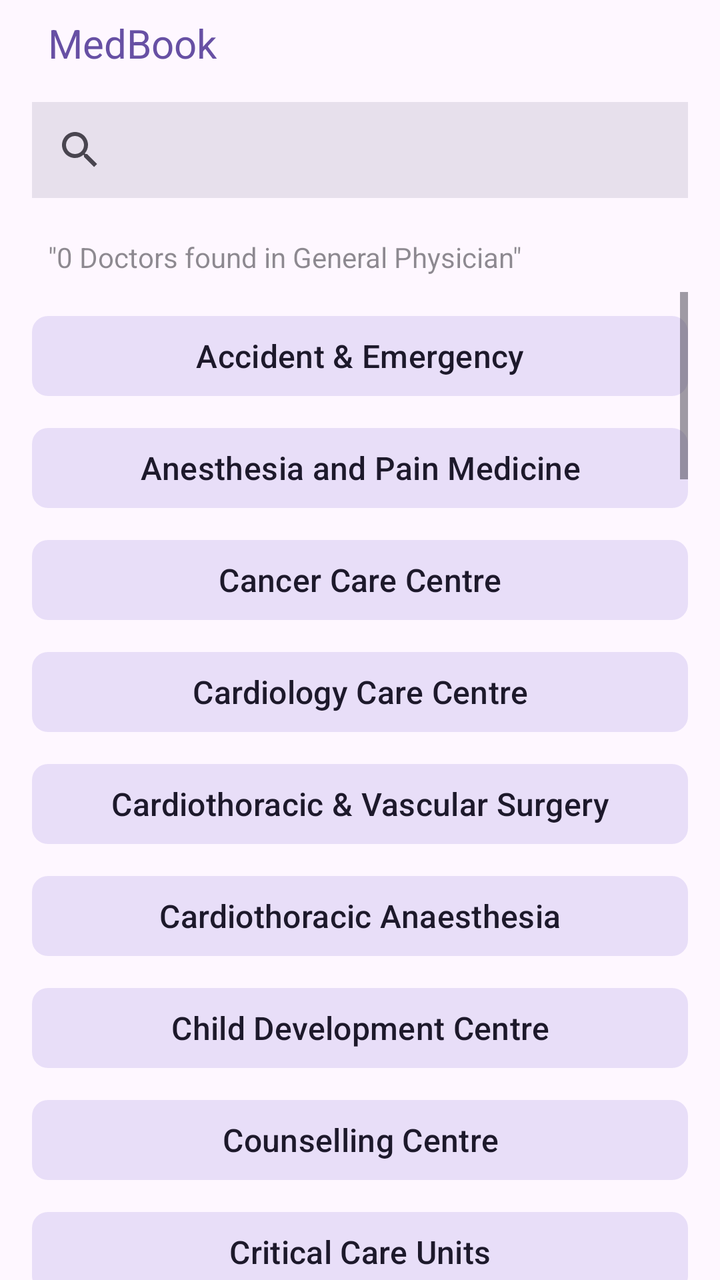
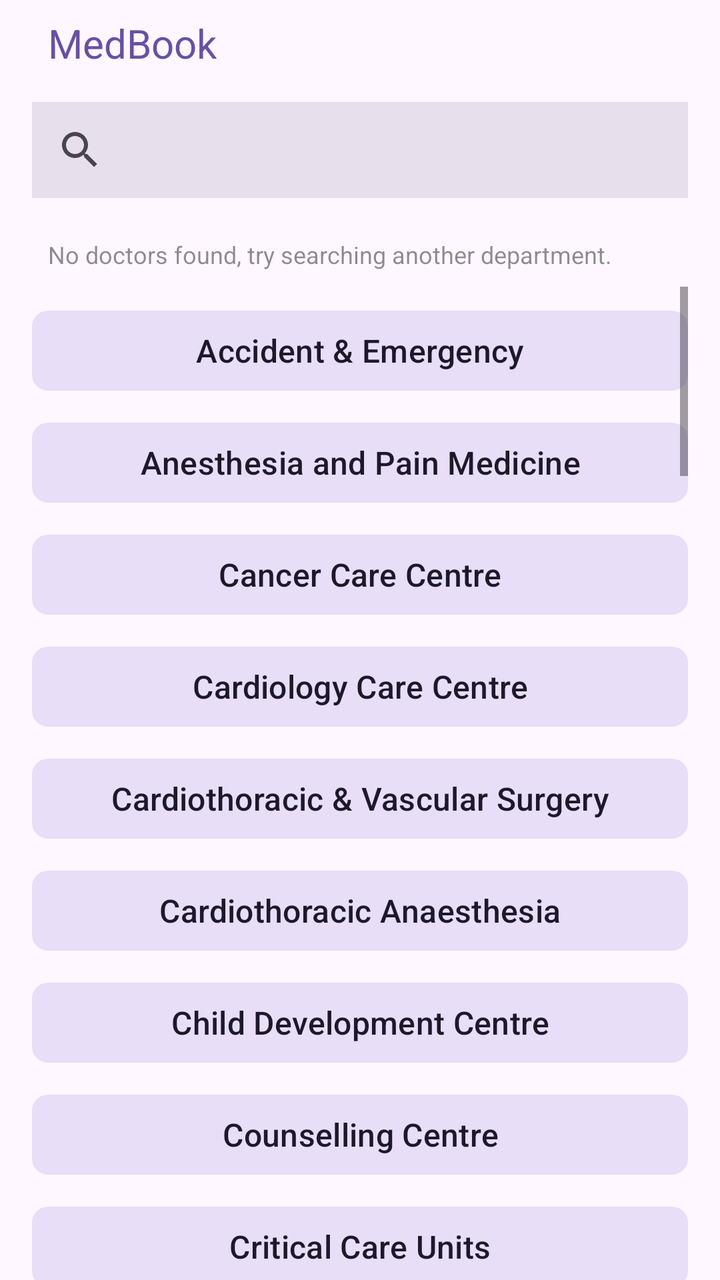

Screens rendered from an Android XML layout before and after an edit, with the pre-edit source and the edit as a unified diff.
<!-- AndroidManifest.xml: application theme AppTheme -->
<!-- res/layout/home.xml -->
<LinearLayout
	xmlns:android="http://schemas.android.com/apk/res/android"
	xmlns:app="http://schemas.android.com/apk/res-auto"
	xmlns:tools="http://schemas.android.com/tools"
	android:layout_width="match_parent"
	android:layout_height="match_parent"
	android:orientation="vertical">
	<LinearLayout
		android:id="@+id/linear_bg_home"
		android:layout_width="match_parent"
		android:layout_height="match_parent"
		android:paddingLeft="16dp"
		android:paddingRight="16dp"
		android:background="?colorSurface"
		android:orientation="vertical">
		<TextView
			android:id="@+id/medbook_logo"
			android:layout_width="wrap_content"
			android:layout_height="wrap_content"
			android:layout_marginBottom="8dp"
			android:padding="8dp"
			android:text="@string/app_name"
			android:textSize="20sp"
			android:textColor="?colorPrimary" />
		<SearchView
			android:id="@+id/search_docs"
			android:layout_width="match_parent"
			android:layout_height="wrap_content"
			android:background="?colorSurfaceVariant" />
		<TextView
			android:id="@+id/search_result_subtitle"
			android:layout_width="wrap_content"
			android:layout_height="wrap_content"
			android:layout_marginTop="12dp"
			android:padding="8dp"
			android:text="&quot;0 Doctors found in General Physician&quot;"
			android:textSize="14sp"
			android:textColor="?colorOnSurface"
			android:alpha="0.5" />
		<ScrollView
			android:id="@+id/vscroll_specialty"
			android:layout_width="match_parent"
			android:layout_height="match_parent">
			<LinearLayout
				android:id="@+id/linear_specialty"
				android:layout_width="match_parent"
				android:layout_height="wrap_content"
				android:orientation="vertical">
				<com.google.android.material.button.MaterialButton
					android:id="@+id/accident_and_emegerency"
					android:layout_width="match_parent"
					android:layout_height="wrap_content"
					android:layout_marginTop="8dp"
					android:padding="8dp"
					app:backgroundTint="?colorSecondaryContainer"
					android:gravity="center_horizontal|center_vertical"
					android:text="Accident &amp; Emergency"
					android:textSize="16sp"
					android:textColor="?colorOnSecondaryContainer"
					app:cornerRadius="8dp" />
				<com.google.android.material.button.MaterialButton
					android:id="@+id/anesthesia_and_pain_medicine"
					android:layout_width="match_parent"
					android:layout_height="wrap_content"
					android:layout_marginTop="8dp"
					android:padding="8dp"
					app:backgroundTint="?colorSecondaryContainer"
					android:gravity="center_horizontal|center_vertical"
					android:text="Anesthesia and Pain Medicine"
					android:textSize="16sp"
					android:textColor="?colorOnSecondaryContainer"
					app:cornerRadius="8dp" />
				<com.google.android.material.button.MaterialButton
					android:id="@+id/cancer_care_centre"
					android:layout_width="match_parent"
					android:layout_height="wrap_content"
					android:layout_marginTop="8dp"
					android:padding="8dp"
					app:backgroundTint="?colorSecondaryContainer"
					android:gravity="center_horizontal|center_vertical"
					android:text="Cancer Care Centre"
					android:textSize="16sp"
					android:textColor="?colorOnSecondaryContainer"
					app:cornerRadius="8dp" />
				<com.google.android.material.button.MaterialButton
					android:id="@+id/cardiology_care_centre"
					android:layout_width="match_parent"
					android:layout_height="wrap_content"
					android:layout_marginTop="8dp"
					android:padding="8dp"
					app:backgroundTint="?colorSecondaryContainer"
					android:gravity="center_horizontal|center_vertical"
					android:text="Cardiology Care Centre"
					android:textSize="16sp"
					android:textColor="?colorOnSecondaryContainer"
					app:cornerRadius="8dp" />
				<com.google.android.material.button.MaterialButton
					android:id="@+id/cardiothoracic_and_vascular_surgery"
					android:layout_width="match_parent"
					android:layout_height="wrap_content"
					android:layout_marginTop="8dp"
					android:padding="8dp"
					app:backgroundTint="?colorSecondaryContainer"
					android:gravity="center_horizontal|center_vertical"
					android:text="Cardiothoracic &amp; Vascular Surgery"
					android:textSize="16sp"
					android:textColor="?colorOnSecondaryContainer"
					app:cornerRadius="8dp" />
				<com.google.android.material.button.MaterialButton
					android:id="@+id/cardiothoracic_anaesthesia"
					android:layout_width="match_parent"
					android:layout_height="wrap_content"
					android:layout_marginTop="8dp"
					android:padding="8dp"
					app:backgroundTint="?colorSecondaryContainer"
					android:gravity="center_horizontal|center_vertical"
					android:text="Cardiothoracic Anaesthesia"
					android:textSize="16sp"
					android:textColor="?colorOnSecondaryContainer"
					app:cornerRadius="8dp" />
				<com.google.android.material.button.MaterialButton
					android:id="@+id/child_development_centre"
					android:layout_width="match_parent"
					android:layout_height="wrap_content"
					android:layout_marginTop="8dp"
					android:padding="8dp"
					app:backgroundTint="?colorSecondaryContainer"
					android:gravity="center_horizontal|center_vertical"
					android:text="Child Development Centre"
					android:textSize="16sp"
					android:textColor="?colorOnSecondaryContainer"
					app:cornerRadius="8dp" />
				<com.google.android.material.button.MaterialButton
					android:id="@+id/counselling_centre"
					android:layout_width="match_parent"
					android:layout_height="wrap_content"
					android:layout_marginTop="8dp"
					android:padding="8dp"
					app:backgroundTint="?colorSecondaryContainer"
					android:gravity="center_horizontal|center_vertical"
					android:text="Counselling Centre"
					android:textSize="16sp"
					android:textColor="?colorOnSecondaryContainer"
					app:cornerRadius="8dp" />
				<com.google.android.material.button.MaterialButton
					android:id="@+id/critical_care_units"
					android:layout_width="match_parent"
					android:layout_height="wrap_content"
					android:layout_marginTop="8dp"
					android:padding="8dp"
					app:backgroundTint="?colorSecondaryContainer"
					android:gravity="center_horizontal|center_vertical"
					android:text="Critical Care Units"
					android:textSize="16sp"
					android:textColor="?colorOnSecondaryContainer"
					app:cornerRadius="8dp" />
				<com.google.android.material.button.MaterialButton
					android:id="@+id/dental_and_maxillofacial_surgery"
					android:layout_width="match_parent"
					android:layout_height="wrap_content"
					android:layout_marginTop="8dp"
					android:padding="8dp"
					app:backgroundTint="?colorSecondaryContainer"
					android:gravity="center_horizontal|center_vertical"
					android:text="Dental &amp; Maxillofacial Surgery"
					android:textSize="16sp"
					android:textColor="?colorOnSecondaryContainer"
					app:cornerRadius="8dp" />
				<com.google.android.material.button.MaterialButton
					android:id="@+id/dermatology_and_venereology"
					android:layout_width="match_parent"
					android:layout_height="wrap_content"
					android:layout_marginTop="8dp"
					android:padding="8dp"
					app:backgroundTint="?colorSecondaryContainer"
					android:gravity="center_horizontal|center_vertical"
					android:text="Dermatology &amp; Venereology"
					android:textSize="16sp"
					android:textColor="?colorOnSecondaryContainer"
					app:cornerRadius="8dp" />
				<com.google.android.material.button.MaterialButton
					android:id="@+id/diabetology_and_endocrinology"
					android:layout_width="match_parent"
					android:layout_height="wrap_content"
					android:layout_marginTop="8dp"
					android:padding="8dp"
					app:backgroundTint="?colorSecondaryContainer"
					android:gravity="center_horizontal|center_vertical"
					android:text="Diabetology &amp; Endocrinology"
					android:textSize="16sp"
					android:textColor="?colorOnSecondaryContainer"
					app:cornerRadius="8dp" />
				<com.google.android.material.button.MaterialButton
					android:id="@+id/diagnostic_and_interventional_radiology"
					android:layout_width="match_parent"
					android:layout_height="wrap_content"
					android:layout_marginTop="8dp"
					android:padding="8dp"
					app:backgroundTint="?colorSecondaryContainer"
					android:gravity="center_horizontal|center_vertical"
					android:text="Diagnostic &amp; Interventional Radiology"
					android:textSize="16sp"
					android:textColor="?colorOnSecondaryContainer"
					app:cornerRadius="8dp" />
				<com.google.android.material.button.MaterialButton
					android:id="@+id/dietetics_and_nutrition"
					android:layout_width="match_parent"
					android:layout_height="wrap_content"
					android:layout_marginTop="8dp"
					android:padding="8dp"
					app:backgroundTint="?colorSecondaryContainer"
					android:gravity="center_horizontal|center_vertical"
					android:text="Dietetics &amp; Nutrition"
					android:textSize="16sp"
					android:textColor="?colorOnSecondaryContainer"
					app:cornerRadius="8dp" />
				<com.google.android.material.button.MaterialButton
					android:id="@+id/ENT_and_head_neck_surgery"
					android:layout_width="match_parent"
					android:layout_height="wrap_content"
					android:layout_marginTop="8dp"
					android:padding="8dp"
					app:backgroundTint="?colorSecondaryContainer"
					android:gravity="center_horizontal|center_vertical"
					android:text="ENT &amp; Head Neck Surgery"
					android:textSize="16sp"
					android:textColor="?colorOnSecondaryContainer"
					app:cornerRadius="8dp" />
				<com.google.android.material.button.MaterialButton
					android:id="@+id/fertility_centre"
					android:layout_width="match_parent"
					android:layout_height="wrap_content"
					android:layout_marginTop="8dp"
					android:padding="8dp"
					app:backgroundTint="?colorSecondaryContainer"
					android:gravity="center_horizontal|center_vertical"
					android:text="Fertility Centre"
					android:textSize="16sp"
					android:textColor="?colorOnSecondaryContainer"
					app:cornerRadius="8dp" />
				<com.google.android.material.button.MaterialButton
					android:id="@+id/gastroenterology_and_hepatology"
					android:layout_width="match_parent"
					android:layout_height="wrap_content"
					android:layout_marginTop="8dp"
					android:padding="8dp"
					app:backgroundTint="?colorSecondaryContainer"
					android:gravity="center_horizontal|center_vertical"
					android:text="Gastroenterology &amp; Hepatology"
					android:textSize="16sp"
					android:textColor="?colorOnSecondaryContainer"
					app:cornerRadius="8dp" />
				<com.google.android.material.button.MaterialButton
					android:id="@+id/general_and_laparoscopic_surgery"
					android:layout_width="match_parent"
					android:layout_height="wrap_content"
					android:layout_marginTop="8dp"
					android:padding="8dp"
					app:backgroundTint="?colorSecondaryContainer"
					android:gravity="center_horizontal|center_vertical"
					android:text="General &amp; Laparoscopic Surgery"
					android:textSize="16sp"
					android:textColor="?colorOnSecondaryContainer"
					app:cornerRadius="8dp" />
				<com.google.android.material.button.MaterialButton
					android:id="@+id/haematology_and_stem_cell_transplant"
					android:layout_width="match_parent"
					android:layout_height="wrap_content"
					android:layout_marginTop="8dp"
					android:padding="8dp"
					app:backgroundTint="?colorSecondaryContainer"
					android:gravity="center_horizontal|center_vertical"
					android:text="Haematology &amp; Stem Cell Transplant"
					android:textSize="16sp"
					android:textColor="?colorOnSecondaryContainer"
					app:cornerRadius="8dp" />
				<com.google.android.material.button.MaterialButton
					android:id="@+id/hepatobiliary_pancreatic_and_liver_transplant"
					android:layout_width="match_parent"
					android:layout_height="wrap_content"
					android:layout_marginTop="8dp"
					android:padding="8dp"
					app:backgroundTint="?colorSecondaryContainer"
					android:gravity="center_horizontal|center_vertical"
					android:text="Hepatobiliary, Pancreatic and Liver Transplant"
					android:textSize="16sp"
					android:textColor="?colorOnSecondaryContainer"
					app:cornerRadius="8dp" />
				<com.google.android.material.button.MaterialButton
					android:id="@+id/internal_medicine"
					android:layout_width="match_parent"
					android:layout_height="wrap_content"
					android:layout_marginTop="8dp"
					android:padding="8dp"
					app:backgroundTint="?colorSecondaryContainer"
					android:gravity="center_horizontal|center_vertical"
					android:text="Internal Medicine"
					android:textSize="16sp"
					android:textColor="?colorOnSecondaryContainer"
					app:cornerRadius="8dp" />
				<com.google.android.material.button.MaterialButton
					android:id="@+id/kidney_transplant_program"
					android:layout_width="match_parent"
					android:layout_height="wrap_content"
					android:layout_marginTop="8dp"
					android:padding="8dp"
					app:backgroundTint="?colorSecondaryContainer"
					android:gravity="center_horizontal|center_vertical"
					android:text="Kidney Transplant Program"
					android:textSize="16sp"
					android:textColor="?colorOnSecondaryContainer"
					app:cornerRadius="8dp" />
				<com.google.android.material.button.MaterialButton
					android:id="@+id/lithotripsy"
					android:layout_width="match_parent"
					android:layout_height="wrap_content"
					android:layout_marginTop="8dp"
					android:padding="8dp"
					app:backgroundTint="?colorSecondaryContainer"
					android:gravity="center_horizontal|center_vertical"
					android:text="Lithotripsy"
					android:textSize="16sp"
					android:textColor="?colorOnSecondaryContainer"
					app:cornerRadius="8dp" />
				<com.google.android.material.button.MaterialButton
					android:id="@+id/medical_oncology"
					android:layout_width="match_parent"
					android:layout_height="wrap_content"
					android:layout_marginTop="8dp"
					android:padding="8dp"
					app:backgroundTint="?colorSecondaryContainer"
					android:gravity="center_horizontal|center_vertical"
					android:text="Medical Oncology"
					android:textSize="16sp"
					android:textColor="?colorOnSecondaryContainer"
					app:cornerRadius="8dp" />
				<com.google.android.material.button.MaterialButton
					android:id="@+id/neonatology"
					android:layout_width="match_parent"
					android:layout_height="wrap_content"
					android:layout_marginTop="8dp"
					android:padding="8dp"
					app:backgroundTint="?colorSecondaryContainer"
					android:gravity="center_horizontal|center_vertical"
					android:text="Neonatology"
					android:textSize="16sp"
					android:textColor="?colorOnSecondaryContainer"
					app:cornerRadius="8dp" />
				<com.google.android.material.button.MaterialButton
					android:id="@+id/nephrology"
					android:layout_width="match_parent"
					android:layout_height="wrap_content"
					android:layout_marginTop="8dp"
					android:padding="8dp"
					app:backgroundTint="?colorSecondaryContainer"
					android:gravity="center_horizontal|center_vertical"
					android:text="Nephrology"
					android:textSize="16sp"
					android:textColor="?colorOnSecondaryContainer"
					app:cornerRadius="8dp" />
				<com.google.android.material.button.MaterialButton
					android:id="@+id/neurology"
					android:layout_width="match_parent"
					android:layout_height="wrap_content"
					android:layout_marginTop="8dp"
					android:padding="8dp"
					app:backgroundTint="?colorSecondaryContainer"
					android:gravity="center_horizontal|center_vertical"
					android:text="Neurology"
					android:textSize="16sp"
					android:textColor="?colorOnSecondaryContainer"
					app:cornerRadius="8dp" />
				<com.google.android.material.button.MaterialButton
					android:id="@+id/neurosurgery"
					android:layout_width="match_parent"
					android:layout_height="wrap_content"
					android:layout_marginTop="8dp"
					android:padding="8dp"
					app:backgroundTint="?colorSecondaryContainer"
					android:gravity="center_horizontal|center_vertical"
					android:text="Neurosurgery"
					android:textSize="16sp"
					android:textColor="?colorOnSecondaryContainer"
					app:cornerRadius="8dp" />
				<com.google.android.material.button.MaterialButton
					android:id="@+id/nuclear_medicine"
					android:layout_width="match_parent"
					android:layout_height="wrap_content"
					android:layout_marginTop="8dp"
					android:padding="8dp"
					app:backgroundTint="?colorSecondaryContainer"
					android:gravity="center_horizontal|center_vertical"
					android:text="Nuclear Medicine"
					android:textSize="16sp"
					android:textColor="?colorOnSecondaryContainer"
					app:cornerRadius="8dp" />
				<com.google.android.material.button.MaterialButton
					android:id="@+id/obstetrics_and_gynaecology"
					android:layout_width="match_parent"
					android:layout_height="wrap_content"
					android:layout_marginTop="8dp"
					android:padding="8dp"
					app:backgroundTint="?colorSecondaryContainer"
					android:gravity="center_horizontal|center_vertical"
					android:text="Obstetrics and Gynaecology"
					android:textSize="16sp"
					android:textColor="?colorOnSecondaryContainer"
					app:cornerRadius="8dp" />
				<com.google.android.material.button.MaterialButton
					android:id="@+id/ophthalmology"
					android:layout_width="match_parent"
					android:layout_height="wrap_content"
					android:layout_marginTop="8dp"
					android:padding="8dp"
					app:backgroundTint="?colorSecondaryContainer"
					android:gravity="center_horizontal|center_vertical"
					android:text="Ophthalmology"
					android:textSize="16sp"
					android:textColor="?colorOnSecondaryContainer"
					app:cornerRadius="8dp" />
				<com.google.android.material.button.MaterialButton
					android:id="@+id/orthopaedics"
					android:layout_width="match_parent"
					android:layout_height="wrap_content"
					android:layout_marginTop="8dp"
					android:padding="8dp"
					app:backgroundTint="?colorSecondaryContainer"
					android:gravity="center_horizontal|center_vertical"
					android:text="Orthopaedics"
					android:textSize="16sp"
					android:textColor="?colorOnSecondaryContainer"
					app:cornerRadius="8dp" />
				<com.google.android.material.button.MaterialButton
					android:id="@+id/paediatrics"
					android:layout_width="match_parent"
					android:layout_height="wrap_content"
					android:layout_marginTop="8dp"
					android:padding="8dp"
					app:backgroundTint="?colorSecondaryContainer"
					android:gravity="center_horizontal|center_vertical"
					android:text="Paediatrics"
					android:textSize="16sp"
					android:textColor="?colorOnSecondaryContainer"
					app:cornerRadius="8dp" />
				<com.google.android.material.button.MaterialButton
					android:id="@+id/paediatric_cardiology"
					android:layout_width="match_parent"
					android:layout_height="wrap_content"
					android:layout_marginTop="8dp"
					android:padding="8dp"
					app:backgroundTint="?colorSecondaryContainer"
					android:gravity="center_horizontal|center_vertical"
					android:text="Paediatric Cardiology"
					android:textSize="16sp"
					android:textColor="?colorOnSecondaryContainer"
					app:cornerRadius="8dp" />
				<com.google.android.material.button.MaterialButton
					android:id="@+id/paediatric_surgery_and_urology"
					android:layout_width="match_parent"
					android:layout_height="wrap_content"
					android:layout_marginTop="8dp"
					android:padding="8dp"
					app:backgroundTint="?colorSecondaryContainer"
					android:gravity="center_horizontal|center_vertical"
					android:text="Paediatric Surgery &amp; Urology"
					android:textSize="16sp"
					android:textColor="?colorOnSecondaryContainer"
					app:cornerRadius="8dp" />
				<com.google.android.material.button.MaterialButton
					android:id="@+id/paediatrics_and_neonatology"
					android:layout_width="match_parent"
					android:layout_height="wrap_content"
					android:layout_marginTop="8dp"
					android:padding="8dp"
					app:backgroundTint="?colorSecondaryContainer"
					android:gravity="center_horizontal|center_vertical"
					android:text="Paediatrics &amp; Neonatology"
					android:textSize="16sp"
					android:textColor="?colorOnSecondaryContainer"
					app:cornerRadius="8dp" />
				<com.google.android.material.button.MaterialButton
					android:id="@+id/physical_medicine_and_rehabilitation"
					android:layout_width="match_parent"
					android:layout_height="wrap_content"
					android:layout_marginTop="8dp"
					android:padding="8dp"
					app:backgroundTint="?colorSecondaryContainer"
					android:gravity="center_horizontal|center_vertical"
					android:text="Physical Medicine &amp; Rehabilitation"
					android:textSize="16sp"
					android:textColor="?colorOnSecondaryContainer"
					app:cornerRadius="8dp" />
				<com.google.android.material.button.MaterialButton
					android:id="@+id/plastic_reconstructive_and_cosmetic_surgery"
					android:layout_width="match_parent"
					android:layout_height="wrap_content"
					android:layout_marginTop="8dp"
					android:padding="8dp"
					app:backgroundTint="?colorSecondaryContainer"
					android:gravity="center_horizontal|center_vertical"
					android:text="Plastic, Reconstructive &amp; Cosmetic Surgery"
					android:textSize="16sp"
					android:textColor="?colorOnSecondaryContainer"
					app:cornerRadius="8dp" />
				<com.google.android.material.button.MaterialButton
					android:id="@+id/psychiatry"
					android:layout_width="match_parent"
					android:layout_height="wrap_content"
					android:layout_marginTop="8dp"
					android:padding="8dp"
					app:backgroundTint="?colorSecondaryContainer"
					android:gravity="center_horizontal|center_vertical"
					android:text="Psychiatry"
					android:textSize="16sp"
					android:textColor="?colorOnSecondaryContainer"
					app:cornerRadius="8dp" />
				<com.google.android.material.button.MaterialButton
					android:id="@+id/radiation_oncology"
					android:layout_width="match_parent"
					android:layout_height="wrap_content"
					android:layout_marginTop="8dp"
					android:padding="8dp"
					app:backgroundTint="?colorSecondaryContainer"
					android:gravity="center_horizontal|center_vertical"
					android:text="Radiation Oncology"
					android:textSize="16sp"
					android:textColor="?colorOnSecondaryContainer"
					app:cornerRadius="8dp" />
				<com.google.android.material.button.MaterialButton
					android:id="@+id/respiratory_medicine"
					android:layout_width="match_parent"
					android:layout_height="wrap_content"
					android:layout_marginTop="8dp"
					android:padding="8dp"
					app:backgroundTint="?colorSecondaryContainer"
					android:gravity="center_horizontal|center_vertical"
					android:text="Respiratory Medicine"
					android:textSize="16sp"
					android:textColor="?colorOnSecondaryContainer"
					app:cornerRadius="8dp" />
				<com.google.android.material.button.MaterialButton
					android:id="@+id/rheumatology"
					android:layout_width="match_parent"
					android:layout_height="wrap_content"
					android:layout_marginTop="8dp"
					android:padding="8dp"
					app:backgroundTint="?colorSecondaryContainer"
					android:gravity="center_horizontal|center_vertical"
					android:text="Rheumatology"
					android:textSize="16sp"
					android:textColor="?colorOnSecondaryContainer"
					app:cornerRadius="8dp" />
				<com.google.android.material.button.MaterialButton
					android:id="@+id/thoracic_surgery"
					android:layout_width="match_parent"
					android:layout_height="wrap_content"
					android:layout_marginTop="8dp"
					android:padding="8dp"
					app:backgroundTint="?colorSecondaryContainer"
					android:gravity="center_horizontal|center_vertical"
					android:text="Thoracic Surgery"
					android:textSize="16sp"
					android:textColor="?colorOnSecondaryContainer"
					app:cornerRadius="8dp" />
				<com.google.android.material.button.MaterialButton
					android:id="@+id/thyroid_and_head_neck_oncosurgery"
					android:layout_width="match_parent"
					android:layout_height="wrap_content"
					android:layout_marginTop="8dp"
					android:padding="8dp"
					app:backgroundTint="?colorSecondaryContainer"
					android:gravity="center_horizontal|center_vertical"
					android:text="Thyroid and Head-Neck Oncosurgery"
					android:textSize="16sp"
					android:textColor="?colorOnSecondaryContainer"
					app:cornerRadius="8dp" />
				<com.google.android.material.button.MaterialButton
					android:id="@+id/transfusion_medicine"
					android:layout_width="match_parent"
					android:layout_height="wrap_content"
					android:layout_marginTop="8dp"
					android:padding="8dp"
					app:backgroundTint="?colorSecondaryContainer"
					android:gravity="center_horizontal|center_vertical"
					android:text="Transfusion Medicine"
					android:textSize="16sp"
					android:textColor="?colorOnSecondaryContainer"
					app:cornerRadius="8dp" />
				<com.google.android.material.button.MaterialButton
					android:id="@+id/urology"
					android:layout_width="match_parent"
					android:layout_height="wrap_content"
					android:layout_marginTop="8dp"
					android:padding="8dp"
					app:backgroundTint="?colorSecondaryContainer"
					android:gravity="center_horizontal|center_vertical"
					android:text="Urology"
					android:textSize="16sp"
					android:textColor="?colorOnSecondaryContainer"
					app:cornerRadius="8dp" />
			</LinearLayout>
		</ScrollView>
	</LinearLayout>
</LinearLayout>
<!-- resources referenced by this layout -->
<resources>
  <string name="app_name" translatable="false">MedBook</string>
  <style name="AppTheme" parent="Theme.Material3.DayNight.NoActionBar">
  		<item name="android:statusBarColor">@android:color/transparent</item>
  		<item name="android:navigationBarColor">@android:color/transparent</item>
  		<item name="android:windowLightStatusBar">?attr/isLightTheme</item>
  	</style>
</resources>

<!-- the commit's change to res/layout/home.xml (unified diff, before → after) -->
@@ -33,8 +33,8 @@
 			android:layout_height="wrap_content"
 			android:layout_marginTop="12dp"
 			android:padding="8dp"
-			android:text="&quot;0 Doctors found in General Physician&quot;"
-			android:textSize="14sp"
+			android:text="No doctors found, try searching another department."
+			android:textSize="12sp"
 			android:textColor="?colorOnSurface"
 			android:alpha="0.5" />
 		<ScrollView
